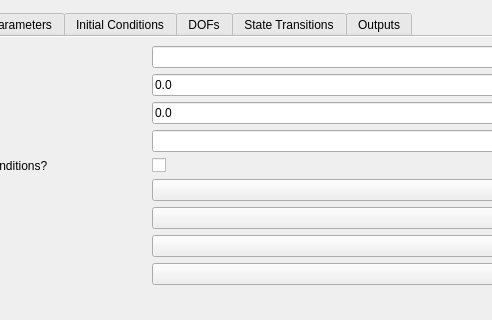
This is trunk/daetools-package/daetools/dae_simulator/simulation_explorer.ui in v1kko/daetools as Qt 5 draws it before an edit; both pictures show x 174 to 666 and y 0 to 320 of the 760 by 550 pixel window. The edited form follows.
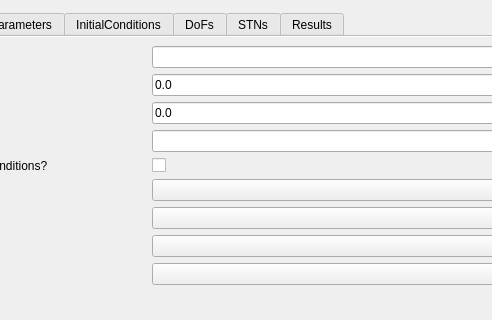
This is the edited form.

The edit to the form file:
```diff
--- a/trunk/daetools-package/daetools/dae_simulator/simulation_explorer.ui
+++ b/trunk/daetools-package/daetools/dae_simulator/simulation_explorer.ui
@@ -307,7 +307,10 @@
      </widget>
      <widget class="QWidget" name="tab_InitialConditions">
       <attribute name="title">
-       <string>Initial Conditions</string>
+       <string>InitialConditions</string>
+      </attribute>
+      <attribute name="toolTip">
+       <string>&lt;html&gt;&lt;head/&gt;&lt;body&gt;&lt;p&gt;Set the initial conditions for differential variables.&lt;/p&gt;&lt;/body&gt;&lt;/html&gt;</string>
       </attribute>
       <layout class="QHBoxLayout" name="horizontalLayout_4">
        <item>
@@ -371,7 +374,10 @@
      </widget>
      <widget class="QWidget" name="tab_DOFs">
       <attribute name="title">
-       <string>DOFs</string>
+       <string>DoFs</string>
+      </attribute>
+      <attribute name="toolTip">
+       <string>&lt;html&gt;&lt;head/&gt;&lt;body&gt;&lt;p&gt;Set the values of assigned variables (Degrees of Freedom).&lt;/p&gt;&lt;/body&gt;&lt;/html&gt;</string>
       </attribute>
       <layout class="QHBoxLayout" name="horizontalLayout_6">
        <item>
@@ -435,7 +441,10 @@
      </widget>
      <widget class="QWidget" name="tab_StateTransitions">
       <attribute name="title">
-       <string>State Transitions</string>
+       <string>STNs</string>
+      </attribute>
+      <attribute name="toolTip">
+       <string>&lt;html&gt;&lt;head/&gt;&lt;body&gt;&lt;p&gt;Set the data related to State Transition Networks.&lt;/p&gt;&lt;/body&gt;&lt;/html&gt;</string>
       </attribute>
       <layout class="QHBoxLayout" name="horizontalLayout_5">
        <item>
@@ -502,7 +511,10 @@
      </widget>
      <widget class="QWidget" name="tab_Outputs">
       <attribute name="title">
-       <string>Outputs</string>
+       <string>Results</string>
+      </attribute>
+      <attribute name="toolTip">
+       <string>&lt;html&gt;&lt;head/&gt;&lt;body&gt;&lt;p&gt;Select variables to appear in the output.&lt;/p&gt;&lt;/body&gt;&lt;/html&gt;</string>
       </attribute>
       <layout class="QVBoxLayout" name="verticalLayout_8">
        <item>
```
Left out of the diff: 11 changed lines with no effect on the pictures.
